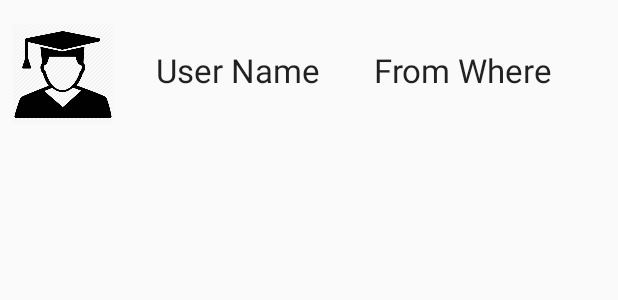
After one commit to idodror/Drive2StudyAndroid, an Android app: the layout drive_list_item.xml on its own in the app's theme, with its tools: preview values and no code run, on a phone screen of 412 x 824 dp. The commit adds this screen. Shown: the top 300 px of the screen. Run offline under Robolectric (Android 15) with nearby library versions, the phone set to English and light mode, and no system bars; Roboto replaces fonts that are not available here.

Commit message:
basic drive list with fake data

```diff
--- /dev/null
+++ b/app/src/main/res/layout/drive_list_item.xml
@@ -0,0 +1,44 @@
+<?xml version="1.0" encoding="utf-8"?>
+<android.support.constraint.ConstraintLayout
+    xmlns:android="http://schemas.android.com/apk/res/android"
+    xmlns:app="http://schemas.android.com/apk/res-auto"
+    android:layout_width="match_parent"
+    android:layout_height="wrap_content">
+
+    <ImageView
+        android:id="@+id/driveListItem_avatar"
+        android:layout_width="68dp"
+        android:layout_height="83dp"
+        android:layout_marginBottom="8dp"
+        android:layout_marginStart="8dp"
+        android:layout_marginTop="8dp"
+        android:src="@drawable/student_avatar"
+        app:layout_constraintBottom_toBottomOf="parent"
+        app:layout_constraintStart_toStartOf="parent"
+        app:layout_constraintTop_toTopOf="parent" />
+
+    <TextView
+        android:id="@+id/driveListItem_name"
+        android:layout_width="0dp"
+        android:layout_height="wrap_content"
+        android:layout_marginStart="28dp"
+        android:layout_marginTop="32dp"
+        android:text="User Name"
+        android:textAppearance="@android:style/TextAppearance.DeviceDefault.Large"
+        app:layout_constraintStart_toEndOf="@+id/driveListItem_avatar"
+        app:layout_constraintTop_toTopOf="parent" />
+
+    <TextView
+        android:id="@+id/driveListItem_fromWhere"
+        android:layout_width="0dp"
+        android:layout_height="wrap_content"
+        android:layout_marginEnd="8dp"
+        android:layout_marginStart="36dp"
+        android:layout_marginTop="32dp"
+        android:text="From Where"
+        android:textAppearance="@android:style/TextAppearance.DeviceDefault.Large"
+        app:layout_constraintEnd_toEndOf="parent"
+        app:layout_constraintStart_toEndOf="@+id/driveListItem_name"
+        app:layout_constraintTop_toTopOf="parent" />
+
+</android.support.constraint.ConstraintLayout>
```
Also changed, not shown: app/src/main/java/com/drive2study/AppActivity.java (+10 -2 lines), app/src/main/java/com/drive2study/View/DriveListFragment.java (added, +122 -0 lines), app/src/main/res/layout/fragment_drivers_list.xml (added, +13 -0 lines).
